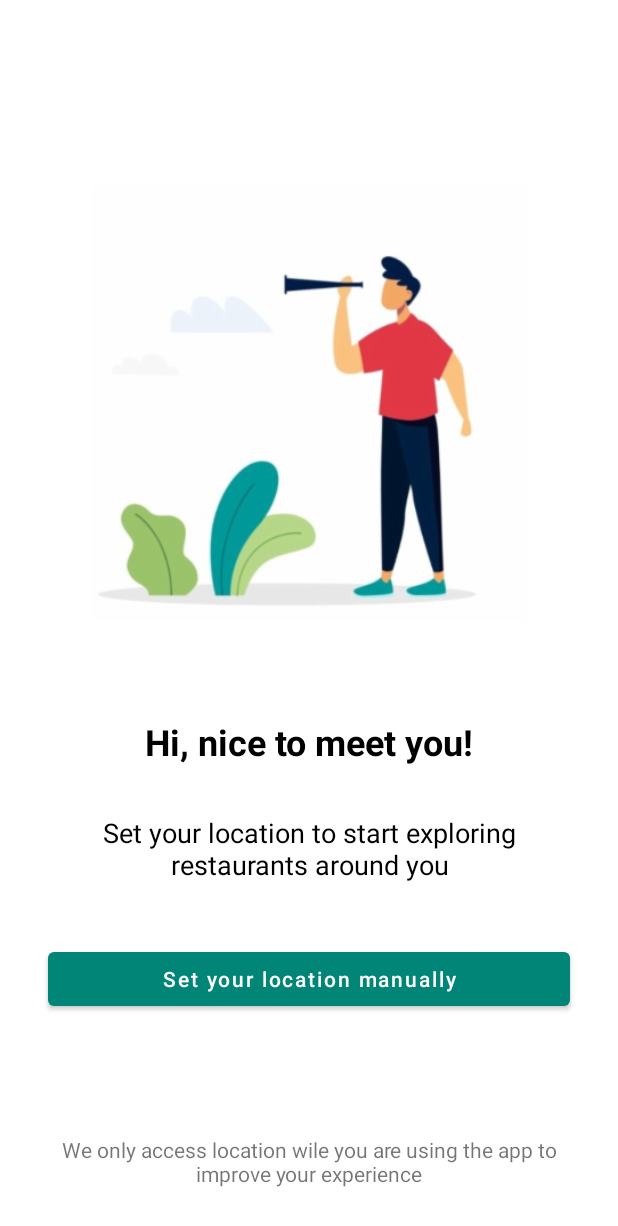
After one commit to KUMARSHUBH/Meals-On-Wheels, an Android app: the UserLocationActivity screen opened directly, with no data from a screen before it, on a phone screen of 412 x 824 dp. The commit adds this screen. Shown: the top 1226 px of the screen. Run offline under Robolectric (Android 15) with nearby library versions, the phone set to English and light mode, and no system bars.

Commit message:
Basic location activity

```diff
--- a/app/build.gradle
+++ b/app/build.gradle
@@ -49,8 +49,10 @@ dependencies {
     implementation "com.xwray:groupie-kotlin-android-extensions:2.7.0"
 
 
-    implementation 'com.google.firebase:firebase-database:16.0.4'
-    implementation 'com.google.firebase:firebase-storage:16.0.4'
+    implementation 'com.google.firebase:firebase-database:19.2.0'
+    implementation 'com.google.firebase:firebase-storage:19.1.0'
+
+    implementation 'com.google.android.gms:play-services-location:17.0.0'
     testImplementation 'junit:junit:4.12'
     androidTestImplementation 'androidx.test.ext:junit:1.1.1'
     androidTestImplementation 'androidx.test.espresso:espresso-core:3.2.0'
--- a/app/src/main/AndroidManifest.xml
+++ b/app/src/main/AndroidManifest.xml
@@ -4,6 +4,7 @@
     package="com.krshubham.mealsonwheels">
 
     <uses-permission android:name="android.permission.INTERNET" />
+    <uses-permission android:name="android.permission.ACCESS_COARSE_LOCATION"/>
 
     <application
         android:allowBackup="true"
@@ -13,6 +14,7 @@
         android:supportsRtl="true"
         android:theme="@style/AppTheme"
         tools:ignore="GoogleAppIndexingWarning">
+        <activity android:name=".ui.UserLocationActivity"></activity>
         <activity android:name=".ui.SplashScreenActivity">
             <intent-filter>
                 <action android:name="android.intent.action.MAIN" />
@@ -23,8 +25,7 @@
         <activity
             android:name=".ui.HomeActivity"
             android:label="@string/title_activity_home" />
-        <activity android:name=".ui.userLogin.UserLoginActivity">
-        </activity>
+        <activity android:name=".ui.userLogin.UserLoginActivity"></activity>
     </application>
 
 </manifest>
--- /dev/null
+++ b/app/src/main/java/com/krshubham/mealsonwheels/models/User.kt
@@ -0,0 +1,3 @@
+package com.krshubham.mealsonwheels.models
+
+data class User(val name: String, val email: String, val location: String)
--- a/app/src/main/java/com/krshubham/mealsonwheels/ui/SplashScreenActivity.kt
+++ b/app/src/main/java/com/krshubham/mealsonwheels/ui/SplashScreenActivity.kt
@@ -4,19 +4,31 @@ import android.content.Intent
 import android.os.Bundle
 import android.os.Handler
 import androidx.appcompat.app.AppCompatActivity
+import com.google.firebase.auth.FirebaseAuth
 import com.krshubham.mealsonwheels.R
 import com.krshubham.mealsonwheels.ui.userLogin.UserLoginActivity
 
 class SplashScreenActivity : AppCompatActivity() {
 
+
+    lateinit var auth: FirebaseAuth
     private var mDelayHandler: Handler? = null
     private val SPLASH_DELAY: Long = 3000
 
     private val mRunnable: Runnable = Runnable {
         if (!isFinishing) {
 
-            val intent = Intent(applicationContext, UserLoginActivity::class.java)
-            startActivity(intent)
+            val user = auth.currentUser
+            if (user != null) {
+                startActivity(
+                    Intent(
+                        this, HomeActivity::class.java
+                    )
+                )
+            } else {
+                val intent = Intent(applicationContext, UserLoginActivity::class.java)
+                startActivity(intent)
+            }
             finish()
         }
     }
@@ -27,6 +39,7 @@ class SplashScreenActivity : AppCompatActivity() {
 
         mDelayHandler = Handler()
 
+        auth = FirebaseAuth.getInstance()
         //Navigate with delay
         mDelayHandler!!.postDelayed(mRunnable, SPLASH_DELAY)
 
--- /dev/null
+++ b/app/src/main/java/com/krshubham/mealsonwheels/ui/UserLocationActivity.kt
@@ -0,0 +1,17 @@
+package com.krshubham.mealsonwheels.ui
+
+import android.os.Bundle
+import androidx.appcompat.app.AppCompatActivity
+import com.krshubham.mealsonwheels.R
+
+class UserLocationActivity : AppCompatActivity() {
+
+
+    override fun onCreate(savedInstanceState: Bundle?) {
+        super.onCreate(savedInstanceState)
+        setContentView(R.layout.activity_user_location)
+
+    }
+
+
+}
--- a/app/src/main/java/com/krshubham/mealsonwheels/ui/userLogin/UserLoginActivity.kt
+++ b/app/src/main/java/com/krshubham/mealsonwheels/ui/userLogin/UserLoginActivity.kt
@@ -7,14 +7,17 @@ import androidx.appcompat.app.AppCompatActivity
 import com.firebase.ui.auth.AuthUI
 import com.firebase.ui.auth.IdpResponse
 import com.google.firebase.auth.FirebaseAuth
+import com.google.firebase.database.DatabaseReference
 import com.google.firebase.database.FirebaseDatabase
 import com.krshubham.mealsonwheels.R
 import com.krshubham.mealsonwheels.ui.HomeActivity
+import com.krshubham.mealsonwheels.ui.UserLocationActivity
 
 class UserLoginActivity : AppCompatActivity() {
 
     private lateinit var auth: FirebaseAuth
     private lateinit var firebaseDatabase: FirebaseDatabase
+    private lateinit var databaseReference: DatabaseReference
 
     override fun onCreate(savedInstanceState: Bundle?) {
         super.onCreate(savedInstanceState)
@@ -22,7 +25,7 @@ class UserLoginActivity : AppCompatActivity() {
 
         auth = FirebaseAuth.getInstance()
         firebaseDatabase = FirebaseDatabase.getInstance()
-
+        databaseReference = firebaseDatabase.reference
 
         createSignInIntent()
     }
@@ -33,7 +36,8 @@ class UserLoginActivity : AppCompatActivity() {
         val providers = arrayListOf(
             AuthUI.IdpConfig.EmailBuilder().build(),
             AuthUI.IdpConfig.GoogleBuilder().build(),
-            AuthUI.IdpConfig.FacebookBuilder().build())
+            AuthUI.IdpConfig.FacebookBuilder().build()
+        )
 
         // Create and launch sign-in intent
         startActivityForResult(
@@ -49,15 +53,6 @@ class UserLoginActivity : AppCompatActivity() {
 
     }
 
-    override fun onStart() {
-        super.onStart()
-
-        val user = auth.currentUser
-        if(user != null){
-            startActivity(Intent(this, HomeActivity::class.java))
-        }
-
-    }
 
     override fun onActivityResult(requestCode: Int, resultCode: Int, data: Intent?) {
         super.onActivityResult(requestCode, resultCode, data)
@@ -67,10 +62,18 @@ class UserLoginActivity : AppCompatActivity() {
 
             if (resultCode == Activity.RESULT_OK) {
                 // Successfully signed in
+                val user = FirebaseAuth.getInstance().currentUser
 
-                startActivity(Intent(this, HomeActivity::class.java))
+                if (response!!.isNewUser){
+                    startActivity(Intent(this, UserLocationActivity::class.java))
+                }
+
+                else{
+                    startActivity(Intent(this, HomeActivity::class.java))
+                }
 
 
+                // ...
             } else {
 
             }
--- /dev/null
+++ b/app/src/main/res/layout/activity_user_location.xml
@@ -0,0 +1,86 @@
+<?xml version="1.0" encoding="utf-8"?>
+<androidx.constraintlayout.widget.ConstraintLayout xmlns:android="http://schemas.android.com/apk/res/android"
+    xmlns:app="http://schemas.android.com/apk/res-auto"
+    xmlns:tools="http://schemas.android.com/tools"
+    android:layout_width="match_parent"
+    android:layout_height="match_parent"
+    tools:context=".ui.UserLocationActivity"
+    android:background="@android:color/white"
+    android:fitsSystemWindows="true">
+
+    <ImageView
+        android:id="@+id/imageView2"
+        android:layout_width="0dp"
+        android:layout_height="0dp"
+        android:layout_marginStart="60dp"
+        android:layout_marginTop="60dp"
+        android:layout_marginEnd="60dp"
+        android:background="@android:color/white"
+        android:src="@drawable/zomato"
+        app:layout_constraintBottom_toTopOf="@+id/textView"
+        app:layout_constraintEnd_toEndOf="parent"
+        app:layout_constraintStart_toStartOf="parent"
+        app:layout_constraintTop_toTopOf="parent" />
+
+    <TextView
+        android:id="@+id/textView"
+        android:layout_width="0dp"
+        android:layout_height="wrap_content"
+        android:layout_marginBottom="32dp"
+        android:gravity="center"
+        android:text="@string/hi_nice_to_meet_you"
+        android:textColor="@android:color/black"
+        android:textSize="24sp"
+        android:textStyle="bold"
+        app:layout_constraintBottom_toTopOf="@+id/textView2"
+        app:layout_constraintEnd_toEndOf="@+id/imageView2"
+        app:layout_constraintStart_toStartOf="@+id/imageView2" />
+
+    <TextView
+        android:id="@+id/textView2"
+        android:layout_width="0dp"
+        android:layout_height="wrap_content"
+        android:layout_marginStart="50dp"
+        android:layout_marginEnd="50dp"
+        android:layout_marginBottom="40dp"
+        android:gravity="center"
+        android:lines="2"
+        android:maxWidth="40dp"
+        android:text="@string/set_your_location_to_start_exploring_restaurants_around_you"
+        android:textColor="@android:color/black"
+        android:textSize="18sp"
+        app:layout_constraintBottom_toTopOf="@+id/location_button"
+        app:layout_constraintEnd_toEndOf="parent"
+        app:layout_constraintStart_toStartOf="parent" />
+
+    <Button
+        android:id="@+id/location_button"
+        android:layout_width="0dp"
+        android:layout_height="wrap_content"
+        android:layout_marginStart="32dp"
+        android:layout_marginEnd="32dp"
+        android:layout_marginBottom="80dp"
+        android:padding="4dp"
+        android:text="@string/set_your_location_manually"
+        android:textAllCaps="false"
+        android:textSize="14sp"
+        app:layout_constraintBottom_toTopOf="@+id/textView3"
+        app:layout_constraintEnd_toEndOf="parent"
+        app:layout_constraintStart_toStartOf="parent" />
+
+    <TextView
+        android:id="@+id/textView3"
+        android:layout_width="0dp"
+        android:layout_height="wrap_content"
+        android:layout_marginStart="32dp"
+        android:layout_marginEnd="32dp"
+        android:layout_marginBottom="32dp"
+        android:gravity="center"
+        android:lines="2"
+        android:text="@string/below_text"
+        app:layout_constraintBottom_toBottomOf="parent"
+        app:layout_constraintEnd_toEndOf="parent"
+        app:layout_constraintStart_toStartOf="parent" />
+
+
+</androidx.constraintlayout.widget.ConstraintLayout>
--- a/app/src/main/res/values/colors.xml
+++ b/app/src/main/res/values/colors.xml
@@ -2,5 +2,5 @@
 <resources>
     <color name="colorPrimary">#008577</color>
     <color name="colorPrimaryDark">#00574B</color>
-    <color name="colorAccent">#D81B60</color>
+    <color name="colorAccent">#082046</color>
 </resources>
--- a/app/src/main/res/values/strings.xml
+++ b/app/src/main/res/values/strings.xml
@@ -18,4 +18,8 @@
     <string name="rate_us">Rate us</string>
     <string name="log_out">Log Out</string>
     <string name="support">Support</string>
+    <string name="set_your_location_manually">Set your location manually</string>
+    <string name="below_text">We only access location wile you are using the app to improve your experience</string>
+    <string name="set_your_location_to_start_exploring_restaurants_around_you">Set your location to start exploring restaurants around you</string>
+    <string name="hi_nice_to_meet_you">Hi, nice to meet you!</string>
 </resources>
```
Also changed, not shown: app/src/main/res/drawable-hdpi/zomato.png (added), app/src/main/res/drawable-mdpi/zomato.png (added), app/src/main/res/drawable-xhdpi/zomato.png (added), app/src/main/res/drawable-xxhdpi/zomato.png (added), app/src/main/res/drawable-xxxhdpi/zomato.png (added).
